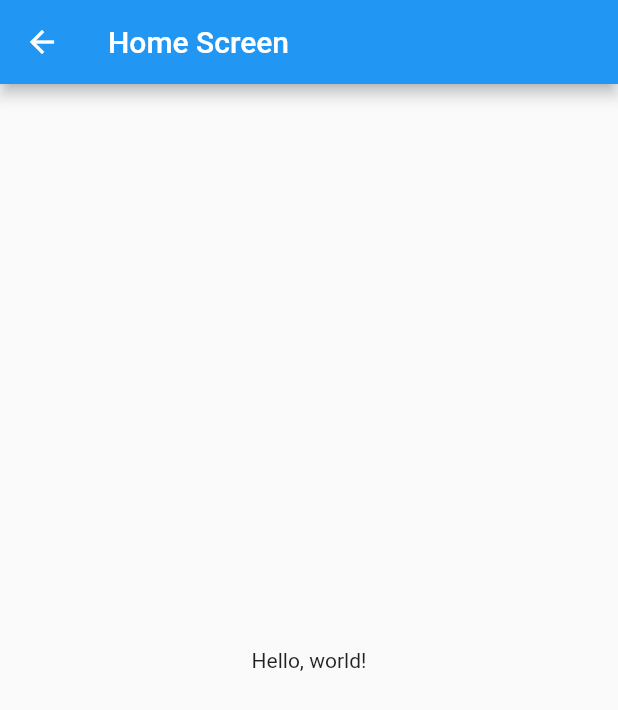
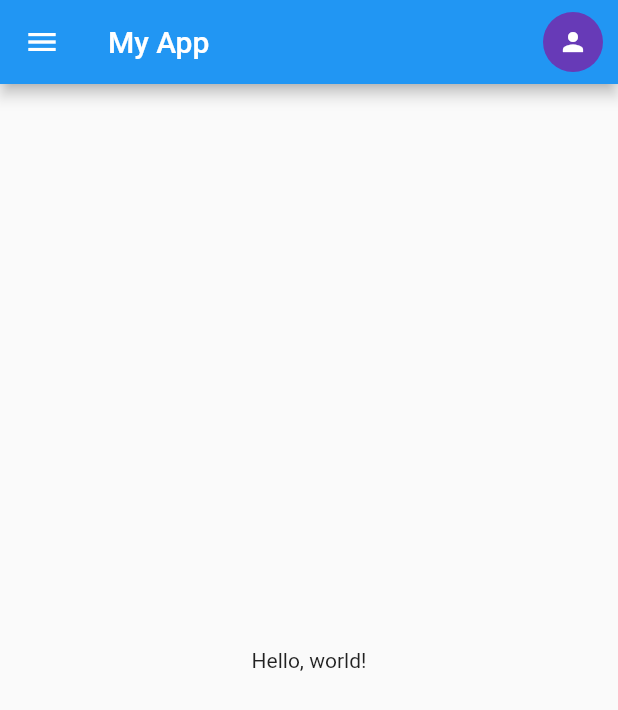
Before and after one commit to HEEPOKE/Flutter, a Flutter app: the HomeScreen screen opened directly with empty values, on a phone screen of 412 x 824 dp. Shown: the top 710 px of the screen. Run offline on Flutter 3.47's test engine with Material 2 defaults, Android fonts, the phone set to English and light mode, and no system bars.

Commit message:
Update index.dart

```diff
--- a/app/lib/screens/home/index.dart
+++ b/app/lib/screens/home/index.dart
@@ -1,15 +1,14 @@
 import 'package:flutter/material.dart';
+import '../../widgets/app_bar.dart';
 
 class HomeScreen extends StatelessWidget {
   const HomeScreen({required Key key}) : super(key: key);
 
   @override
   Widget build(BuildContext context) {
-    return Scaffold(
-      appBar: AppBar(
-        title: const Text('Home Screen'),
-      ),
-      body: const Center(
+    return const Scaffold(
+      appBar: MyAppBar(),
+      body: Center(
         child: Text(
           'Hello, world!',
           textDirection: TextDirection.ltr,
```
